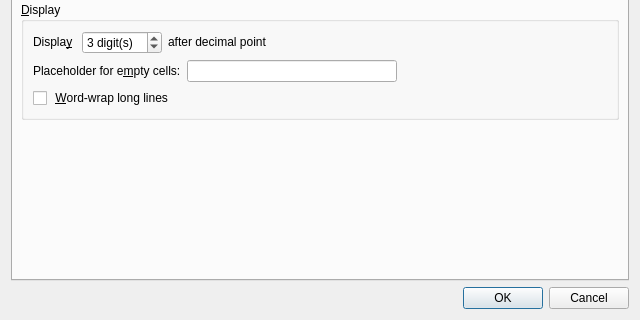
Before: the Qt Designer form coquery/gui/ui/settings.ui in gkunter/coquery, drawn with Qt 5; both pictures show x 0 to 640 and y 160 to 480 of the 640 by 480 pixel window.
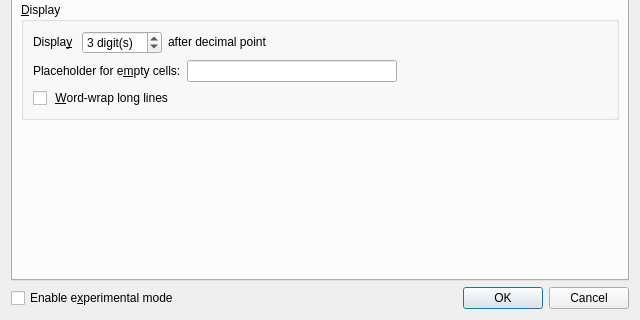
After: the same form once the commit is applied. Icons and pictures are not drawn.

Commit message: Only make N-gram lookup tables available in experimental mode

What changed in the file:
```diff
--- a/coquery/gui/ui/settings.ui
+++ b/coquery/gui/ui/settings.ui
@@ -830,6 +830,28 @@
     </widget>
    </item>
    <item>
+    <layout class="QHBoxLayout" name="horizontalLayout_2">
+     <item>
+      <widget class="QCheckBox" name="check_experimental">
+       <property name="text">
+        <string>Enable e&amp;xperimental mode</string>
+       </property>
+      </widget>
+     </item>
+     <item>
+      <spacer name="horizontalSpacer_3">
+       <property name="orientation">
+        <enum>Qt::Horizontal</enum>
+       </property>
+       <property name="sizeHint" stdset="0">
+        <size>
+         <width>40</width>
+         <height>20</height>
+        </size>
+       </property>
+      </spacer>
+     </item>
+     <item>
     <widget class="QDialogButtonBox" name="buttonBox">
      <property name="orientation">
       <enum>Qt::Horizontal</enum>
@@ -840,6 +862,8 @@
     </widget>
    </item>
   </layout>
+   </item>
+  </layout>
  </widget>
  <resources/>
  <connections>
```
Left out of the diff: 16 changed lines with no effect on the pictures. Lines whose indentation alone changed are shown as unchanged. The commit also changes 4 other files.
